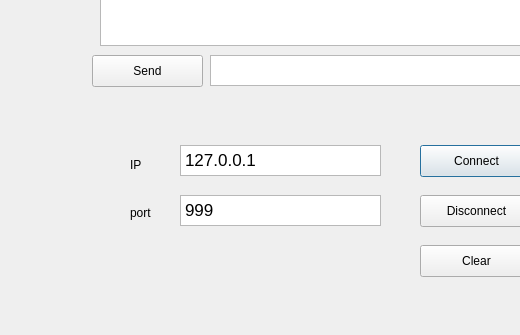
This is chatclient/client/dialog.ui in Radicas/ChatRoomByCpp11 as Qt 5 draws it before an edit; both pictures show x 0 to 520 and y 265 to 600 of the 800 by 600 pixel window. The edited form follows.
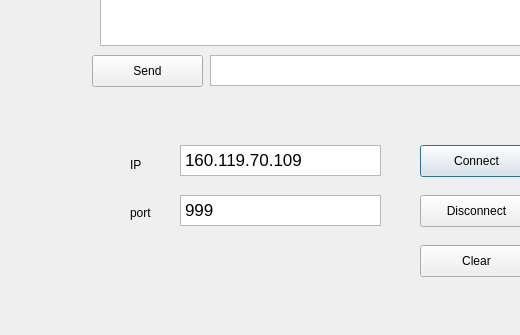
This is the edited form.

What changed in the file:
```diff
--- a/chatclient/client/dialog.ui
+++ b/chatclient/client/dialog.ui
@@ -50,7 +50,7 @@
 &lt;html&gt;&lt;head&gt;&lt;meta name=&quot;qrichtext&quot; content=&quot;1&quot; /&gt;&lt;style type=&quot;text/css&quot;&gt;
 p, li { white-space: pre-wrap; }
 &lt;/style&gt;&lt;/head&gt;&lt;body style=&quot; font-family:'.AppleSystemUIFont'; font-size:13pt; font-weight:400; font-style:normal;&quot;&gt;
-&lt;p style=&quot; margin-top:0px; margin-bottom:0px; margin-left:0px; margin-right:0px; -qt-block-indent:0; text-indent:0px;&quot;&gt;127.0.0.1&lt;/p&gt;&lt;/body&gt;&lt;/html&gt;</string>
+&lt;p style=&quot; margin-top:0px; margin-bottom:0px; margin-left:0px; margin-right:0px; -qt-block-indent:0; text-indent:0px;&quot;&gt;160.119.70.109&lt;/p&gt;&lt;/body&gt;&lt;/html&gt;</string>
    </property>
   </widget>
   <widget class="QLabel" name="label_1">
```
